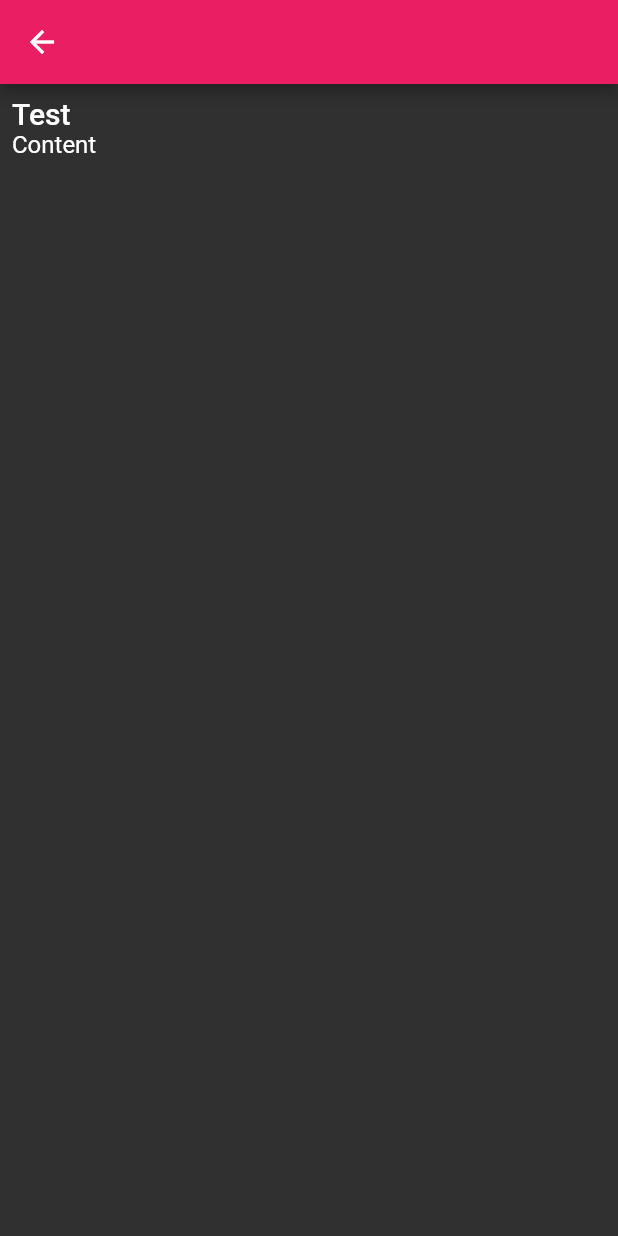
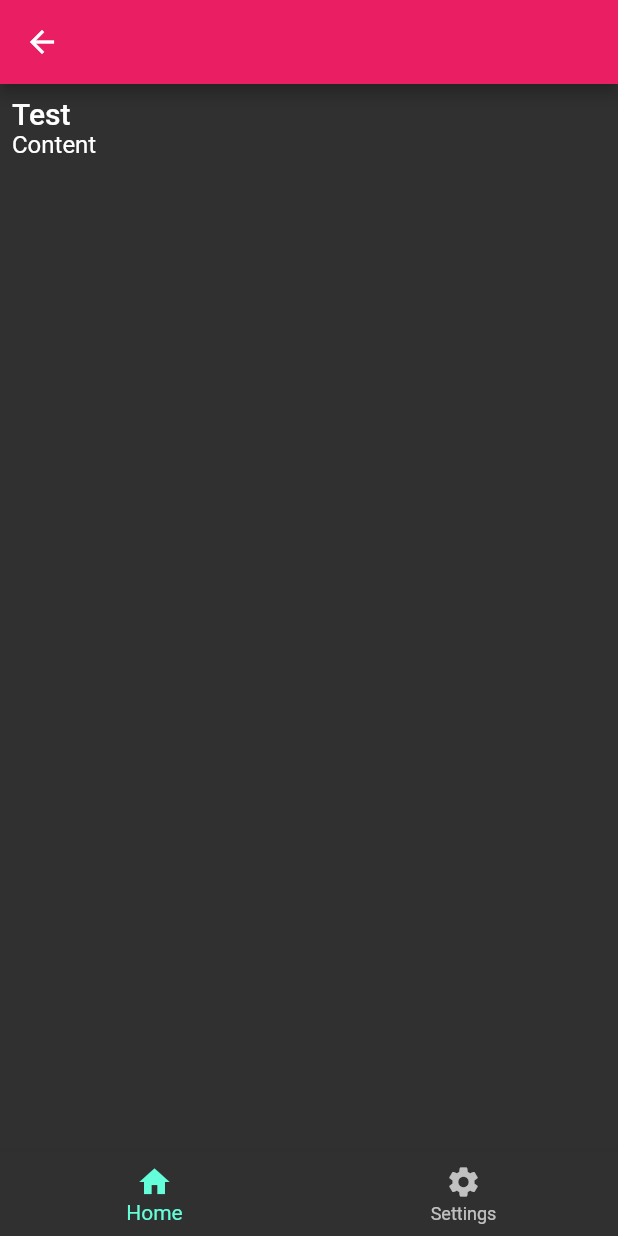
Before and after one commit to gustass5/mapp2, a Flutter app: the screen it shows after launch, after a tap on "Test", on a phone screen of 412 x 824 dp. Run offline on Flutter 3.47's test engine with Material 2 defaults, Android fonts, the phone set to English and light mode, and no system bars.

Commit message:
feat: upgraded router to have multiple inner routers

```diff
--- /dev/null
+++ b/lib/pages/notebook/app_shell.dart
@@ -0,0 +1,67 @@
+// Widget that contains the AdaptiveNavigationScaffold
+import 'package:flutter/material.dart';
+import './notes_state.dart';
+import './inner_router_delegate.dart';
+
+class AppShell extends StatefulWidget {
+  final NotesState appState;
+
+  AppShell({
+    @required this.appState,
+  });
+
+  @override
+  _AppShellState createState() => _AppShellState();
+}
+
+class _AppShellState extends State<AppShell> {
+  InnerRouterDelegate _routerDelegate;
+  ChildBackButtonDispatcher _backButtonDispatcher;
+
+  void initState() {
+    super.initState();
+    _routerDelegate = InnerRouterDelegate(widget.appState);
+  }
+
+  @override
+  void didUpdateWidget(covariant AppShell oldWidget) {
+    super.didUpdateWidget(oldWidget);
+    _routerDelegate.appState = widget.appState;
+  }
+
+  @override
+  void didChangeDependencies() {
+    super.didChangeDependencies();
+    // Defer back button dispatching to the child router
+    _backButtonDispatcher = Router.of(context)
+        .backButtonDispatcher
+        .createChildBackButtonDispatcher();
+  }
+
+  @override
+  Widget build(BuildContext context) {
+    var appState = widget.appState;
+
+    // Claim priority, If there are parallel sub router, you will need
+    // to pick which one should take priority;
+    _backButtonDispatcher.takePriority();
+
+    return Scaffold(
+      body: Router(
+        routerDelegate: _routerDelegate,
+        backButtonDispatcher: _backButtonDispatcher,
+      ),
+      bottomNavigationBar: BottomNavigationBar(
+        items: [
+          BottomNavigationBarItem(icon: Icon(Icons.home), label: 'Home'),
+          BottomNavigationBarItem(
+              icon: Icon(Icons.settings), label: 'Settings'),
+        ],
+        currentIndex: appState.selectedIndex,
+        onTap: (newIndex) {
+          appState.selectedIndex = newIndex;
+        },
+      ),
+    );
+  }
+}
--- /dev/null
+++ b/lib/pages/notebook/inner_router_delegate.dart
@@ -0,0 +1,86 @@
+import 'package:flutter/foundation.dart';
+import 'package:flutter/material.dart';
+import './notes_state.dart';
+import './note_route_path.dart';
+import './notebook_page.dart';
+import './single_note_screen.dart';
+import './note.dart';
+
+class InnerRouterDelegate extends RouterDelegate<NoteRoutePath>
+    with ChangeNotifier, PopNavigatorRouterDelegateMixin<NoteRoutePath> {
+  final GlobalKey<NavigatorState> navigatorKey = GlobalKey<NavigatorState>();
+  NotesState get appState => _appState;
+  NotesState _appState;
+  set appState(NotesState value) {
+    if (value == _appState) {
+      return;
+    }
+    _appState = value;
+    notifyListeners();
+  }
+
+  InnerRouterDelegate(this._appState);
+
+  void _handleNoteTapped(Note note) {
+    appState.selectedNote = note;
+    notifyListeners();
+  }
+
+  @override
+  Widget build(BuildContext context) {
+    return Navigator(
+      key: navigatorKey,
+      pages: [
+        if (appState.selectedIndex == 0) ...[
+          FadeAnimationPage(
+            key: ValueKey('NotebookPage'),
+            child: NotebookPage(
+              notes: appState.notes,
+              onTapped: _handleNoteTapped,
+            ),
+          ),
+          if (appState.selectedNote != null)
+            MaterialPage(
+              key: ValueKey(appState.selectedNote),
+              child: SingleNoteScreen(note: appState.selectedNote),
+            ),
+        ] else
+          FadeAnimationPage(
+            // child: SettingsScreen(),
+            key: ValueKey("SettingsPage"),
+          ),
+      ],
+      onPopPage: (route, result) {
+        appState.selectedNote = null;
+        notifyListeners();
+        return route.didPop(result);
+      },
+    );
+  }
+
+  @override
+  Future<void> setNewRoutePath(NoteRoutePath path) async {
+    // This is not required for inner router delegate because it does not
+    // parse route ???
+    assert(false);
+  }
+}
+
+class FadeAnimationPage extends Page {
+  final Widget child;
+
+  FadeAnimationPage({Key key, this.child}) : super(key: key);
+
+  Route createRoute(BuildContext context) {
+    return PageRouteBuilder(
+      settings: this,
+      pageBuilder: (context, animation, animation2) {
+        var curveTween = CurveTween(curve: Curves.easeIn);
+        return FadeTransition(
+          opacity: animation.drive(curveTween),
+          child: child,
+        );
+      },
+    );
+  }
+}
--- a/lib/pages/notebook/note_route_path.dart
+++ b/lib/pages/notebook/note_route_path.dart
@@ -1,21 +1,11 @@
-class NoteRoutePath {
+abstract class NoteRoutePath {}
+
+class NotesListPath extends NoteRoutePath {}
+
+class NotesSettingsPath extends NoteRoutePath {}
+
+class NotesDetailsPath extends NoteRoutePath {
   final int id;
-  final bool isUnknown;
 
-  NoteRoutePath.home()
-      : id = null,
-        isUnknown = false;
-
-  NoteRoutePath.details(this.id) : isUnknown = false;
-
-  NoteRoutePath.unknown()
-      : id = null,
-        isUnknown = true;
-
-  bool get isHomePage => id == null;
-  bool get isDetailsPage => id != null;
+  NotesDetailsPath(this.id);
 }
-/**
- * In this app, all of the routes in the app can be represented using a single class.
- * Instead, you might choose to use different classes that implement a superclass, or manage the route information in another way.
- */
--- a/lib/pages/notebook/note_router_delegate.dart
+++ b/lib/pages/notebook/note_router_delegate.dart
@@ -1,38 +1,28 @@
 import 'package:flutter/material.dart';
-import 'package:mapp2/pages/notebook/single_note_page.dart';
 import './note_route_path.dart';
-import './note.dart';
-import './notebook_page.dart';
-import './single_note_page.dart';
+import './notes_state.dart';
+import './app_shell.dart';
 
 class NoteRouterDelegate extends RouterDelegate<NoteRoutePath>
     with ChangeNotifier, PopNavigatorRouterDelegateMixin<NoteRoutePath> {
   final GlobalKey<NavigatorState> navigatorKey;
 
-  Note _selectedNote;
-  bool show404 = false;
+  NotesState appState = NotesState();
 
-  List<Note> notes = [
-    Note("Test", "Content", "2021-02-12"),
-    Note("Test2", "Content2", "2021-02-13"),
-    Note("Test3", "Content3", "2021-02-14"),
-  ];
-
-  NoteRouterDelegate() : navigatorKey = GlobalKey<NavigatorState>();
-
-  void _handleNoteTapped(Note note) {
-    _selectedNote = note;
-    notifyListeners();
+  NoteRouterDelegate() : navigatorKey = GlobalKey<NavigatorState>() {
+    appState.addListener(notifyListeners);
   }
 
   NoteRoutePath get currentConfiguration {
-    if (show404) {
-      return NoteRoutePath.unknown();
+    if (appState.selectedIndex == 1) {
+      return NotesSettingsPath();
+    } else {
+      if (appState.selectedNote == null) {
+        return NotesListPath();
+      } else {
+        return NotesDetailsPath(appState.getSelectedBookById());
+      }
     }
-
-    return _selectedNote == null
-        ? NoteRoutePath.home()
-        : NoteRoutePath.details(notes.indexOf(_selectedNote));
   }
 
   @override
@@ -42,30 +32,17 @@ class NoteRouterDelegate extends RouterDelegate<NoteRoutePath>
       pages: [
         MaterialPage(
           key: ValueKey('NotebookPage'),
-          child: NotebookPage(
-            notes: notes,
-            onTapped: _handleNoteTapped,
-          ),
+          child: AppShell(appState: appState),
         ),
-        if (show404)
-          MaterialPage(
-            key: ValueKey(
-              'UnknownPage',
-            ),
-            // child: UnknownScreen(),
-            child: Container(
-              child: Text("Error 404"),
-            ),
-          )
-        else if (_selectedNote != null)
-          SingleNotePage(note: _selectedNote),
       ],
       onPopPage: (route, result) {
         if (!route.didPop(result)) {
           return false;
         }
-        _selectedNote = null;
-        show404 = false;
+
+        if (appState.selectedNote != null) {
+          appState.selectedNote = null;
+        }
         notifyListeners();
         return true;
       },
@@ -77,23 +54,13 @@ class NoteRouterDelegate extends RouterDelegate<NoteRoutePath>
 
   @override
   Future<void> setNewRoutePath(NoteRoutePath path) async {
-    if (path.isUnknown) {
-      _selectedNote = null;
-      show404 = true;
-      return;
+    if (path is NotesListPath) {
+      appState.selectedIndex = 0;
+      appState.selectedNote = null;
+    } else if (path is NotesSettingsPath) {
+      appState.selectedIndex = 1;
+    } else if (path is NotesDetailsPath) {
+      appState.setSelectedBookById(path.id);
     }
-
-    if (path.isDetailsPage) {
-      if (path.id < 0 || path.id > notes.length - 1) {
-        show404 = true;
-        return;
-      }
-
-      _selectedNote = notes[path.id];
-    } else {
-      _selectedNote = null;
-    }
-
-    show404 = false;
   }
 }
--- /dev/null
+++ b/lib/pages/notebook/notes_state.dart
@@ -0,0 +1,50 @@
+import 'package:flutter/material.dart';
+import './note.dart';
+
+class NotesState extends ChangeNotifier {
+  int _selectedIndex;
+
+  Note _selectedNote;
+
+  List<Note> notes = [
+    Note("Test", "Content", "2021-02-12"),
+    Note("Test2", "Content2", "2021-02-13"),
+    Note("Test3", "Content3", "2021-02-14"),
+  ];
+
+  NotesState() : _selectedIndex = 0;
+
+  int get selectedIndex => _selectedIndex;
+
+  set selectedIndex(int idx) {
+    _selectedIndex = idx;
+    if (_selectedIndex == 1) {
+      // Remove this line if you want to keep the selected book when navigating
+      // between "settings" and "home" which book was selected when Settings is
+      // tapped.
+      _selectedNote = null;
+    }
+    notifyListeners();
+  }
+
+  Note get selectedNote => _selectedNote;
+
+  set selectedNote(Note book) {
+    _selectedNote = book;
+    notifyListeners();
+  }
+
+  int getSelectedBookById() {
+    if (!notes.contains(_selectedNote)) return 0;
+    return notes.indexOf(_selectedNote);
+  }
+
+  void setSelectedBookById(int id) {
+    if (id < 0 || id > notes.length - 1) {
+      return;
+    }
+
+    _selectedNote = notes[id];
+    notifyListeners();
+  }
+}
--- a/lib/pages/notebook/route_information_parser.dart
+++ b/lib/pages/notebook/route_information_parser.dart
@@ -1,6 +1,6 @@
 import 'package:flutter/widgets.dart';
 
-import './note_route_path.dart';
+import "./note_route_path.dart";
 
 class NoteRouteInformationParser extends RouteInformationParser<NoteRoutePath> {
   @override
@@ -8,39 +8,29 @@ class NoteRouteInformationParser extends RouteInformationParser<NoteRoutePath> {
       RouteInformation routeInformation) async {
     final uri = Uri.parse(routeInformation.location);
 
-    if (uri.pathSegments.length == 0) {
-      return NoteRoutePath.home();
+    if (uri.pathSegments.isNotEmpty && uri.pathSegments.first == 'settings') {
+      return NotesSettingsPath();
+    } else {
+      if (uri.pathSegments.length >= 2) {
+        if (uri.pathSegments[0] == 'note') {
+          return NotesDetailsPath(int.tryParse(uri.pathSegments[1]));
+        }
+      }
+      return NotesListPath();
     }
-    if (uri.pathSegments.length == 2) {
-      if (uri.pathSegments[0] != 'note') {
-        return NoteRoutePath.unknown();
-      }
-
-      var remaining = uri.pathSegments[1];
-      var id = int.tryParse(remaining);
-      if (id == null) {
-        return NoteRoutePath.unknown();
-      }
-      return NoteRoutePath.details(id);
-    }
-
-    return NoteRoutePath.unknown();
   }
 
   @override
-  RouteInformation restoreRouteInformation(NoteRoutePath path) {
-    if (path.isUnknown) {
-      return RouteInformation(location: '/404');
+  RouteInformation restoreRouteInformation(NoteRoutePath configuration) {
+    if (configuration is NotesListPath) {
+      return RouteInformation(location: '/home');
     }
-
-    if (path.isHomePage) {
-      return RouteInformation(location: '/');
+    if (configuration is NotesSettingsPath) {
+      return RouteInformation(location: '/settings');
     }
-
-    if (path.isDetailsPage) {
-      return RouteInformation(location: 'note/${path.id}');
+    if (configuration is NotesDetailsPath) {
+      return RouteInformation(location: '/note/${configuration.id}');
     }
-
     return null;
   }
 }
```
Also changed, not shown: lib/pages/app/app.dart (added, +27 -0 lines).
